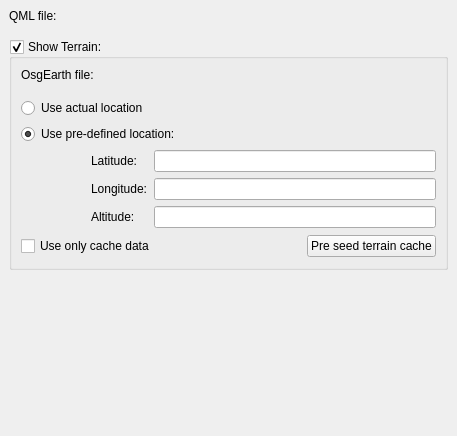
First picture: the form in ground/openpilotgcs/src/plugins/pfdqml/pfdqmlgadgetoptionspage.ui, repository openpilot/OpenPilot, before the edit.
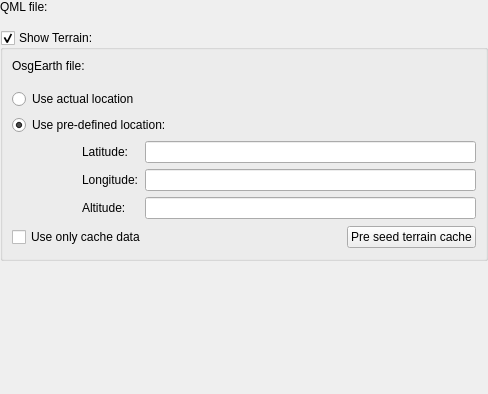
Second picture: the form after the edit. Custom widgets are drawn as their Qt base class.

```diff
--- a/ground/openpilotgcs/src/plugins/pfdqml/pfdqmlgadgetoptionspage.ui
+++ b/ground/openpilotgcs/src/plugins/pfdqml/pfdqmlgadgetoptionspage.ui
@@ -6,8 +6,8 @@
    <rect>
     <x>0</x>
     <y>0</y>
-    <width>457</width>
-    <height>436</height>
+    <width>488</width>
+    <height>394</height>
    </rect>
   </property>
   <property name="sizePolicy">
@@ -24,7 +24,7 @@
     <number>0</number>
    </property>
    <property name="spacing">
-    <number>0</number>
+    <number>-1</number>
    </property>
    <item row="0" column="0">
     <widget class="QScrollArea" name="scrollArea">
@@ -42,11 +42,14 @@
        <rect>
         <x>0</x>
         <y>0</y>
-        <width>457</width>
-        <height>436</height>
+        <width>488</width>
+        <height>394</height>
        </rect>
       </property>
       <layout class="QGridLayout" name="gridLayout_3">
+       <property name="margin">
+        <number>0</number>
+       </property>
        <item row="0" column="0">
         <layout class="QHBoxLayout" name="horizontalLayout" stretch="0,0">
          <property name="spacing">
```
